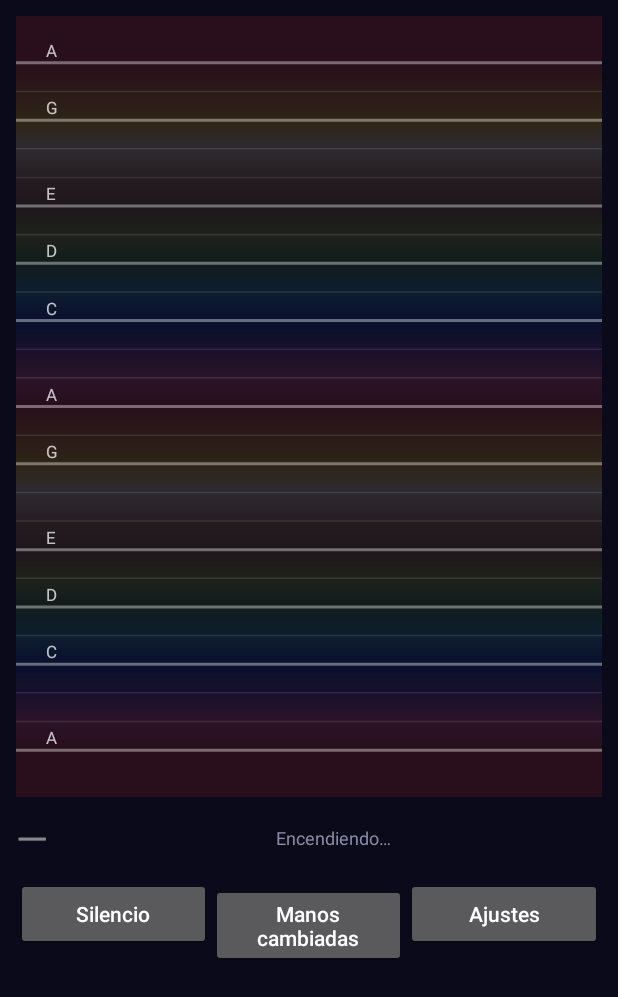
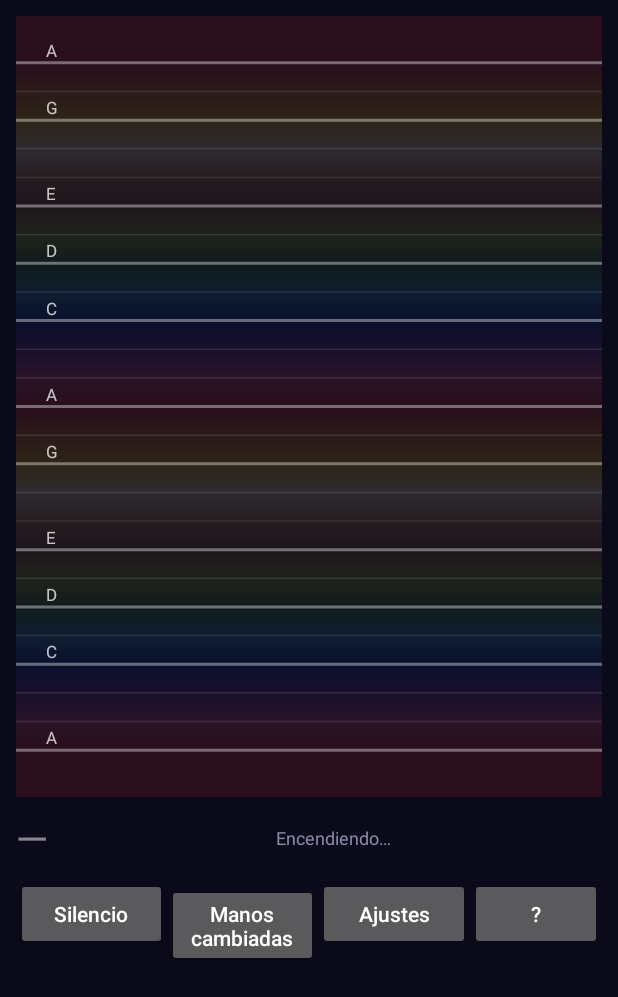
Before and after one commit to maurogasta-crypto/gestos, an Android app: the screen it shows after launch (MainActivity), on a phone screen of 412 x 824 dp. Shown: the top 997 px of the screen. Run offline under Robolectric (Android 15) with nearby library versions, the phone set to English and light mode, and no system bars; libraries missing offline, so code that uses them is left out: androidx.camera.camera2, androidx.camera.core, androidx.camera.lifecycle, androidx.camera.view, com.google.mediapipe.framework and 1 more; 3 statements that could not run were skipped.

Commit message:
Manual «Cómo se usa» en la APK (gestos-apk-3) y en la página
En la APK se abre solo la primera vez y después con el «?». El banco
comprueba que nombre cada botón. 14 pruebas.

Co-Authored-By: Claude Opus 5.5 <noreply@anthropic.com>
Claude-Session: https://claude.ai/code/session_01EziAxJdqEDKFcQGws5uW49

```diff
--- a/android/app/build.gradle.kts
+++ b/android/app/build.gradle.kts
@@ -25,7 +25,7 @@ android {
         targetSdk = 35
         // El número de corrida de GitHub: sube en cada tanda y nunca retrocede.
         versionCode = (project.findProperty("codigoVersion") as String?)?.toIntOrNull() ?: 1
-        versionName = "gestos-apk-2"
+        versionName = "gestos-apk-3"
         // Sólo arm64: los tres Redmi del ecosistema lo son, y las librerías de
         // MediaPipe para los cuatro procesadores triplicaban el APK (56 MB).
         ndk { abiFilters += "arm64-v8a" }
--- a/android/app/src/main/java/com/maurogasta/gestos/MainActivity.kt
+++ b/android/app/src/main/java/com/maurogasta/gestos/MainActivity.kt
@@ -16,6 +16,7 @@ import android.widget.CheckBox
 import android.widget.FrameLayout
 import android.widget.LinearLayout
 import android.widget.SeekBar
+import android.widget.ScrollView
 import android.widget.Spinner
 import android.widget.TextView
 import androidx.activity.ComponentActivity
@@ -95,14 +96,41 @@ class MainActivity : ComponentActivity() {
         val fila = LinearLayout(this).apply { orientation = LinearLayout.HORIZONTAL }
         fun boton(t: String, al: () -> Unit) = Button(this).apply { text = t; isAllCaps = false; setOnClickListener { al() } }
             .also { fila.addView(it, LinearLayout.LayoutParams(0, -2, 1f)) }
-        boton("Silencio") { instrumento.silencio() }
-        boton("Manos cambiadas") {
+        boton(Manual.BOTONES[0]) { instrumento.silencio() }
+        boton(Manual.BOTONES[1]) {
             camara.cambiadas = !camara.cambiadas
             getSharedPreferences(Preferencias.ARCHIVO, MODE_PRIVATE).edit().putBoolean("cambiadas", camara.cambiadas).apply()
         }
-        boton("Ajustes") { mostrarAjustes() }
+        boton(Manual.BOTONES[2]) { mostrarAjustes() }
+        // El manual: un «?» chico al final de la fila.
+        fila.addView(Button(this).apply { text = "?"; setOnClickListener { mostrarManual() } },
+            LinearLayout.LayoutParams(-2, -2))
         raiz.addView(fila)
         setContentView(raiz)
+    }
+
+    // La primera vez se abre solo: quien instala no sabe todavía que la nota
+    // va en la izquierda y el volumen en la derecha.
+    override fun onResume() {
+        super.onResume()
+        val p = getSharedPreferences(Preferencias.ARCHIVO, MODE_PRIVATE)
+        if (!p.getBoolean("manualVisto", false)) {
+            p.edit().putBoolean("manualVisto", true).apply()
+            mostrarManual()
+        }
+    }
+
+    private fun mostrarManual() {
+        val caja = LinearLayout(this).apply { orientation = LinearLayout.VERTICAL; setPadding(56, 24, 56, 24) }
+        for ((titulo, texto) in Manual.partes) {
+            caja.addView(TextView(this).apply { text = titulo; textSize = 16f; setTypeface(typeface, android.graphics.Typeface.BOLD); setPadding(0, 22, 0, 4) })
+            caja.addView(TextView(this).apply { text = texto; textSize = 15f })
+        }
+        AlertDialog.Builder(this)
+            .setTitle("Cómo se usa")
+            .setView(ScrollView(this).apply { addView(caja) })
+            .setPositiveButton("A tocar", null)
+            .show()
     }
 
     override fun onStart() {
--- /dev/null
+++ b/android/app/src/main/java/com/maurogasta/gestos/Manual.kt
@@ -0,0 +1,47 @@
+package com.maurogasta.gestos
+
+// ─────────────────────────────────────────────────────────────────────────────
+// Manual.kt — Cómo se usa, en pocas palabras (pedido de Mauro, 18-oct-2026:
+// «un pequeño manual que explique brevemente cómo se usa y la idea de cada
+// parte, lo más simple y claro posible»).
+//
+// Es el MISMO texto que «Cómo se usa» de la página (gestos.html): si cambia
+// uno, cambia el otro. Y no puede mentir: el banco comprueba que nombre cada
+// botón de la pantalla, y si un botón se renombra, el manual también.
+// ─────────────────────────────────────────────────────────────────────────────
+
+object Manual {
+    val partes = listOf(
+        "La idea" to
+            "Un instrumento que se toca con las manos frente a la cámara, como un theremin " +
+            "con colores. Una mano dice qué nota; la otra, cuánto suena.",
+        "Antes de empezar" to
+            "Teléfono parado, a un metro, con buena luz. Que se vean las dos manos y que " +
+            "no haya otras manos atrás.",
+        "Mano izquierda: la nota" to
+            "Subila y la nota sube; bajala y baja. Va sin cortes, como un dedo que corre por " +
+            "la cuerda de un violín. Cada color es una nota; las líneas marcadas son las " +
+            "notas de la escala, para apuntar.",
+        "Mano derecha: el volumen" to
+            "Arriba suena fuerte, abajo no suena. Cerrar el puño calla en el acto. Sin las " +
+            "dos manos a la vista, no suena nada.",
+        "Vibrato" to
+            "Juntá el pulgar y el índice de la mano de la nota: la nota tiembla. Cuanto más " +
+            "apretado, más.",
+        "Lo que no hace nada" to
+            "Acercar o alejar las manos, o moverlas de costado. Sólo cuenta subir y bajar.",
+        "Los botones" to
+            "Silencio: calla todo.\n" +
+            "Manos cambiadas: la nota pasa a la mano derecha y el volumen a la izquierda.\n" +
+            "Ajustes: la tónica, la escala (las líneas marcadas), cuántas octavas y el " +
+            "imán. Con el imán en cero la nota corre libre; al máximo cae justo en las " +
+            "notas de la escala, como un teclado.",
+        "La línea gris" to
+            "Cuánto tarda cada parte (cámara, reconocer la mano, sonido). No hace falta " +
+            "para tocar: sirve para mejorar el instrumento. Si algo anda lento, mandá una " +
+            "captura de esa línea.",
+    )
+
+    // Los textos de los botones, para que el banco compare contra el manual.
+    val BOTONES = listOf("Silencio", "Manos cambiadas", "Ajustes")
+}
```
Also changed, not shown: 5 other files.
